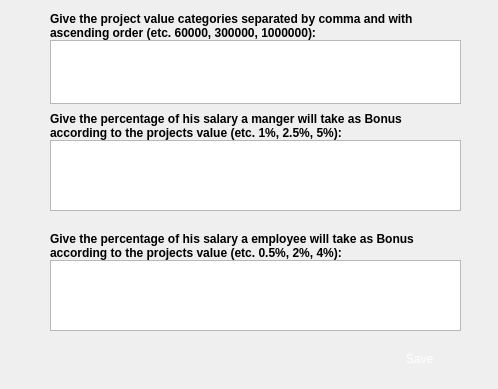
Old version of the form ui/7_Salaries/BonusSetupScreen.ui in the repository F1l14/Software-Engineering-2025.
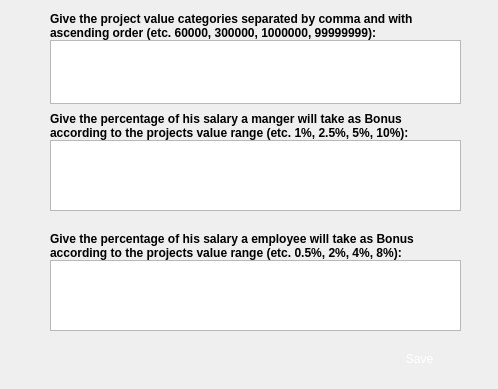
New version of the form.

Commit message: changes to ui and creation of ui screens

The edit to the form file:
```diff
--- a/ui/7_Salaries/BonusSetupScreen.ui
+++ b/ui/7_Salaries/BonusSetupScreen.ui
@@ -49,7 +49,7 @@
     </font>
    </property>
    <property name="text">
-    <string>Give the project value categories separated by comma and with ascending order (etc. 60000, 300000, 1000000):</string>
+    <string>Give the project value categories separated by comma and with ascending order (etc. 60000, 300000, 1000000, 99999999):</string>
    </property>
    <property name="wordWrap">
     <bool>true</bool>
@@ -71,7 +71,7 @@
     </font>
    </property>
    <property name="text">
-    <string>Give the percentage of his salary a manger will take as Bonus according to the projects value (etc. 1%, 2.5%, 5%):</string>
+    <string>Give the percentage of his salary a manger will take as Bonus according to the projects value range (etc. 1%, 2.5%, 5%, 10%):</string>
    </property>
    <property name="wordWrap">
     <bool>true</bool>
@@ -103,7 +103,7 @@
     </font>
    </property>
    <property name="text">
-    <string>Give the percentage of his salary a employee will take as Bonus according to the projects value (etc. 0.5%, 2%, 4%):</string>
+    <string>Give the percentage of his salary a employee will take as Bonus according to the projects value range (etc. 0.5%, 2%, 4%, 8%):</string>
    </property>
    <property name="wordWrap">
     <bool>true</bool>
```
Left out of the diff: 2 changed lines with no effect on the pictures. The commit also changes 4 other files.
